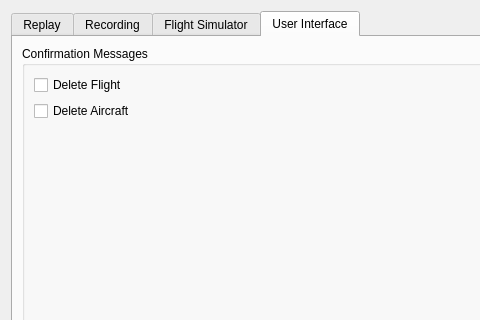
Qt form src/UserInterface/src/Dialog/SettingsDialog.ui (till213/SkyDolly) before a commit; both pictures show x 0 to 480 and y 0 to 320 of the 668 by 411 pixel window.
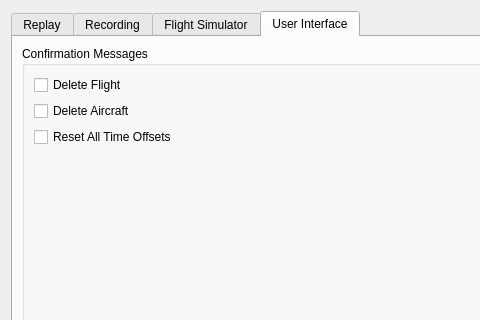
The same form after that commit. The open tabs and pages were chosen to show the change.

Commit message: Confirm reset all time offsets dialog & settings

What changed in the file:
```diff
--- a/src/UserInterface/src/Dialog/SettingsDialog.ui
+++ b/src/UserInterface/src/Dialog/SettingsDialog.ui
@@ -227,6 +227,13 @@
            </widget>
           </item>
           <item row="2" column="0">
+           <widget class="QCheckBox" name="confirmResetAllTimeOffsetCheckBox">
+            <property name="text">
+             <string>Reset All Time Offsets</string>
+            </property>
+           </widget>
+          </item>
+          <item row="3" column="0">
            <spacer name="verticalSpacer_4">
             <property name="orientation">
              <enum>Qt::Vertical</enum>
```
Left out of the diff: 2 changed lines with no effect on the pictures. The commit also changes 4 other files.
